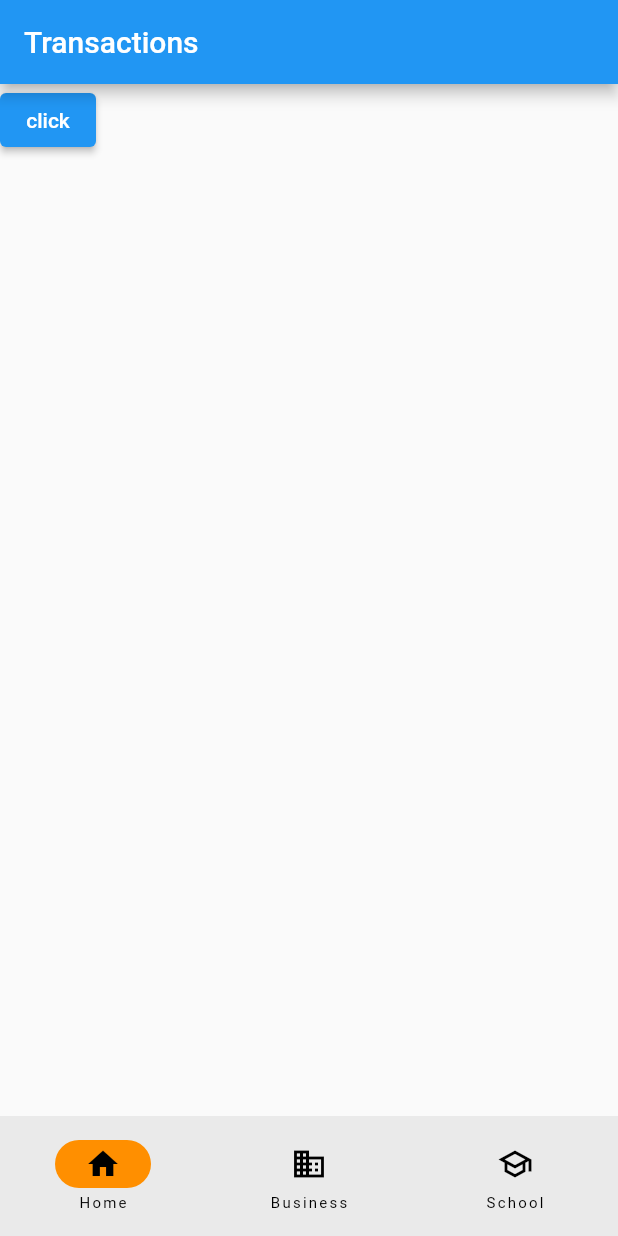
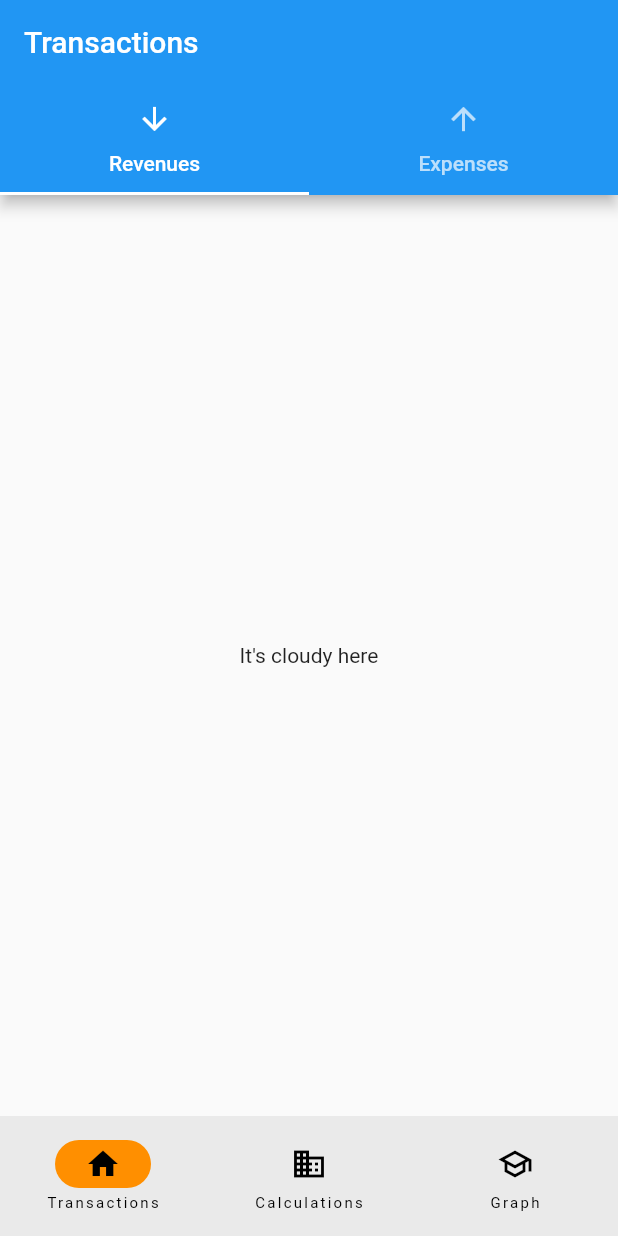
Before and after one commit to bohdan-ryzhko/financial_transactions, a Flutter app: the screen it shows after launch, after a tap on "Registration", on a phone screen of 412 x 824 dp. Run offline on Flutter 3.47's test engine with Material 2 defaults, Android fonts, the phone set to English and light mode, and no system bars; our stand-ins replace dio, flutter_bloc, shared_preferences; network calls fail.

Commit message:
Add refresh, top navigation to transactions page

```diff
--- a/lib/components/components.dart
+++ b/lib/components/components.dart
@@ -1,2 +1,3 @@
 export './backdrop.dart';
 export './submit_button.dart';
+export './header.dart';
--- a/lib/screens/private/private_screens.dart
+++ b/lib/screens/private/private_screens.dart
@@ -37,23 +37,23 @@ class _PrivateNavigationState extends State<PrivateNavigation> {
           NavigationDestination(
             selectedIcon: Icon(Icons.home),
             icon: Icon(Icons.home_outlined),
-            label: 'Home',
+            label: 'Transactions',
           ),
           NavigationDestination(
             icon: Icon(Icons.business),
-            label: 'Business',
+            label: 'Calculations',
           ),
           NavigationDestination(
             selectedIcon: Icon(Icons.school),
             icon: Icon(Icons.school_outlined),
-            label: 'School',
+            label: 'Graph',
           ),
         ],
       ),
       body: <Widget>[
         const Transactions(),
+        const Graph(),
         const Calculations(),
-        const Graph(),
       ][currentPageIndex],
     );
   }
--- a/lib/screens/private/transactions/transactions.dart
+++ b/lib/screens/private/transactions/transactions.dart
@@ -1,20 +1,79 @@
+import 'package:financial_transactions/state/state.dart';
 import 'package:flutter/material.dart';
 
-class Transactions extends StatelessWidget {
-  const Transactions({super.key});
+class Transactions extends StatefulWidget {
+  const Transactions({Key? key}) : super(key: key);
 
-  void onPressed() {}
+  @override
+  _TransactionsState createState() => _TransactionsState();
+}
+
+class _TransactionsState extends State<Transactions>
+    with SingleTickerProviderStateMixin {
+  late TabController _tabController;
+
+  final appBloc = AppBloc();
+
+  @override
+  void initState() {
+    super.initState();
+    _tabController = TabController(length: 2, vsync: this);
+  }
+
+  void handleNavigationTap(int index) {
+    switch (index) {
+      case 0:
+        debugPrint("curr index = $index, ${appBloc.user.name}");
+        break;
+      case 1:
+        debugPrint("curr index = $index, ${appBloc.user.email}");
+        break;
+      default:
+        debugPrint("curr index = $index, ${appBloc.user}");
+        break;
+    }
+  }
 
   @override
   Widget build(BuildContext context) {
-    return Scaffold(
-      appBar: AppBar(
-        title: const Text("Transactions"),
-      ),
-      body: ElevatedButton(
-        onPressed: onPressed,
-        child: const Text("click"),
+    return DefaultTabController(
+      length: 2,
+      child: Scaffold(
+        appBar: AppBar(
+          title: const Text("Transactions"),
+          bottom: TabBar(
+            tabs: const <Widget>[
+              Tab(
+                icon: Icon(Icons.arrow_downward),
+                text: "Revenues",
+              ),
+              Tab(
+                icon: Icon(Icons.arrow_upward),
+                text: "Expenses",
+              ),
+            ],
+            controller: _tabController,
+            onTap: handleNavigationTap,
+          ),
+        ),
+        body: TabBarView(
+          controller: _tabController,
+          children: const <Widget>[
+            Center(
+              child: Text("It's cloudy here"),
+            ),
+            Center(
+              child: Text("It's rainy here"),
+            ),
+          ],
+        ),
       ),
     );
   }
+
+  @override
+  void dispose() {
+    _tabController.dispose();
+    super.dispose();
+  }
 }
--- a/lib/screens/screens.dart
+++ b/lib/screens/screens.dart
@@ -50,6 +50,7 @@ class _ScreensNavigationState extends State<ScreensNavigation> {
     _loadToken().then((loadedToken) {
       setState(() {
         token = loadedToken ?? "";
+        appBloc.user.refresh(token);
         _widgetOptions = defineNavigation.getRoutes(token);
         _bottomItems = defineNavigation.getNavigationsBottomItems(token);
       });
--- a/lib/state/state.dart
+++ b/lib/state/state.dart
@@ -25,5 +25,5 @@ class AppBloc {
   AppBloc._internal();
 
   UserState user = UserState.initial();
-  final transactions = TransactionsState.initial();
+  TransactionsState transactions = TransactionsState.initial();
 }
--- a/lib/state/user_bloc.dart
+++ b/lib/state/user_bloc.dart
@@ -3,9 +3,9 @@ import 'package:financial_transactions/utils/utils.dart';
 import 'package:flutter/material.dart';
 
 class UserState {
-  final String? email;
-  final String? name;
-  final String? password;
+  String? email;
+  String? name;
+  String? password;
   String? token;
 
   final Dio _dio = Dio();
@@ -49,9 +49,9 @@ class UserState {
         throw Exception(response);
       }
 
-      email = response.data!["email"] ?? "";
-      name = response.data!["name"] ?? "";
-      password = response.data!["password"] ?? "";
+      this.email = response.data!["email"] ?? "";
+      this.name = response.data!["name"] ?? "";
+      this.password = response.data!["password"] ?? "";
 
       login(email: email, password: data["password"]);
     } catch (error) {
@@ -82,4 +82,34 @@ class UserState {
       debugPrint(error.toString());
     }
   }
+
+  Future<void> logout() async {
+    try {
+      await dio.post("$baseUrl/logout");
+
+      email = "";
+      name = "";
+      password = "";
+      token = "";
+    } catch (error) {
+      debugPrint(error.toString());
+    }
+  }
+
+  Future<void> refresh(String token) async {
+    try {
+      final Map<String, dynamic> data = {
+        "token": token,
+      };
+
+      Response<Map<String, dynamic>> response =
+          await dio.post("$baseUrl/refresh", data: data);
+
+      email = response.data!["email"] ?? "";
+      name = response.data!["name"] ?? "";
+      password = response.data!["password"] ?? "";
+    } catch (error) {
+      debugPrint(error.toString());
+    }
+  }
 }
```
Also changed, not shown: lib/components/header.dart (added, +21 -0 lines).
